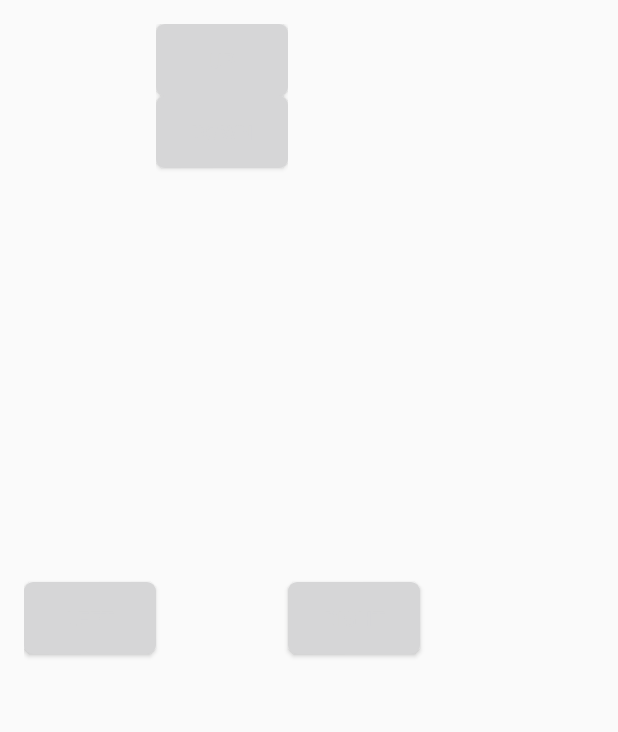
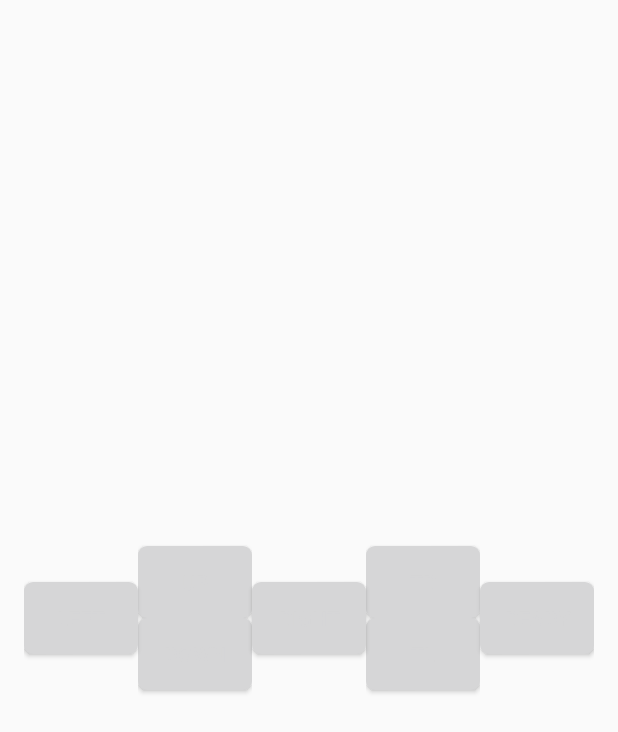
Before and after one commit to SecUSo/privacy-friendly-battleship, an Android app: the layout content_place_ship.xml on its own in the app's theme, with its tools: preview values and no code run, on a phone screen of 412 x 824 dp. Shown: the top 732 px of the screen. Run offline under Robolectric (Android 15) with nearby library versions, the phone set to English and light mode, and no system bars.

Commit message:
Implemented rotation of ships and start of game from placement activity.

```diff
--- a/app/src/main/res/layout/content_place_ship.xml
+++ b/app/src/main/res/layout/content_place_ship.xml
@@ -31,12 +31,15 @@
             android:background="@drawable/button_fullwidth"
             android:textColor="@color/white"
             android:onClick="onClickButton"
+            android:layout_weight="1"
             />
 
         <LinearLayout
             android:layout_width="wrap_content"
             android:layout_height="match_parent"
-            android:orientation="vertical">
+            android:orientation="vertical"
+            android:gravity="center_vertical"
+            android:layout_weight="1">
 
             <Button
                 android:id="@+id/placement_arrow_up"
@@ -71,6 +74,50 @@
             android:background="@drawable/button_fullwidth"
             android:textColor="@color/white"
             android:onClick="onClickButton"
+            android:layout_weight="1"
+            />
+
+    <LinearLayout
+        android:layout_width="wrap_content"
+        android:layout_height="match_parent"
+        android:orientation="vertical"
+        android:gravity="center_vertical"
+        android:layout_weight="1">
+
+        <Button
+            android:id="@+id/placement_turn_right"
+            android:text="TR"
+            android:layout_width="wrap_content"
+            android:layout_height="wrap_content"
+            android:layout_gravity="center_vertical"
+            android:background="@drawable/button_fullwidth"
+            android:textColor="@color/white"
+            android:onClick="onClickButton"
+            />
+
+        <Button
+            android:id="@+id/placement_turn_left"
+            android:text="TL"
+            android:layout_width="wrap_content"
+            android:layout_height="wrap_content"
+            android:layout_gravity="center_vertical"
+            android:background="@drawable/button_fullwidth"
+            android:textColor="@color/white"
+            android:onClick="onClickButton"
+            />
+
+        </LinearLayout>
+
+        <Button
+            android:id="@+id/placement_ready"
+            android:text="Ready"
+            android:layout_width="wrap_content"
+            android:layout_height="wrap_content"
+            android:layout_gravity="center_vertical"
+            android:background="@drawable/button_fullwidth"
+            android:textColor="@color/white"
+            android:onClick="onClickReady"
+            android:layout_weight="1"
             />
 
     </LinearLayout>
```
Also changed, not shown: app/src/main/java/org/secuso/privacyfriendlybattleships/PlaceShipActivity.java (+40 -4 lines), app/src/main/java/org/secuso/privacyfriendlybattleships/game/GameShip.java (+102 -0 lines).
